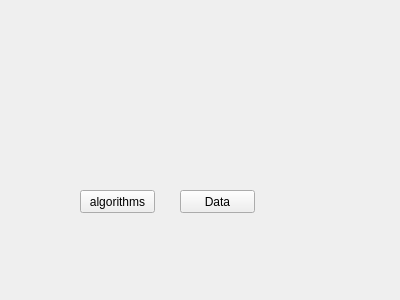
First picture: the form in src/QMainInterface.ui, repository Swistusmen/Geometric-Algorithms, before the edit.
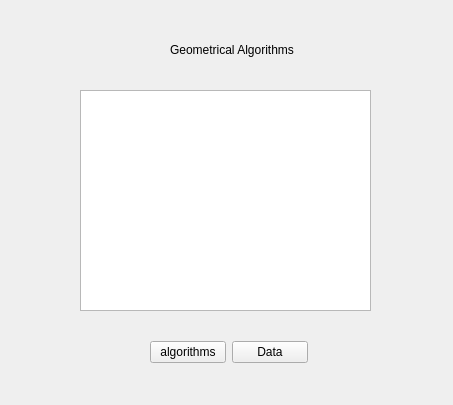
Second picture: the form after the edit.

Diff of the .ui file:
```diff
--- a/src/QMainInterface.ui
+++ b/src/QMainInterface.ui
@@ -6,39 +6,85 @@
    <rect>
     <x>0</x>
     <y>0</y>
-    <width>400</width>
-    <height>300</height>
+    <width>453</width>
+    <height>405</height>
    </rect>
   </property>
   <property name="windowTitle">
    <string>Form</string>
   </property>
-  <widget class="QPushButton" name="algoInterface">
+  <widget class="QGraphicsView" name="WelcomePicture">
    <property name="geometry">
     <rect>
      <x>80</x>
-     <y>190</y>
-     <width>75</width>
-     <height>23</height>
+     <y>90</y>
+     <width>291</width>
+     <height>221</height>
     </rect>
    </property>
-   <property name="text">
-    <string>algorithms</string>
+   <property name="transformationAnchor">
+    <enum>QGraphicsView::AnchorViewCenter</enum>
    </property>
   </widget>
-  <widget class="QPushButton" name="creativInterface">
+  <widget class="QWidget" name="layoutWidget">
    <property name="geometry">
     <rect>
-     <x>180</x>
-     <y>190</y>
-     <width>75</width>
-     <height>23</height>
+     <x>150</x>
+     <y>340</y>
+     <width>158</width>
+     <height>25</height>
     </rect>
    </property>
+   <layout class="QHBoxLayout" name="horizontalLayout">
+    <item>
+     <widget class="QPushButton" name="algoInterface">
+      <property name="text">
+       <string>algorithms</string>
+      </property>
+      <attribute name="buttonGroup">
+       <string notr="true">interfaceButtons</string>
+      </attribute>
+     </widget>
+    </item>
+    <item>
+     <widget class="QPushButton" name="creativInterface">
+      <property name="layoutDirection">
+       <enum>Qt::LeftToRight</enum>
+      </property>
+      <property name="text">
+       <string>Data</string>
+      </property>
+      <attribute name="buttonGroup">
+       <string notr="true">interfaceButtons</string>
+      </attribute>
+     </widget>
+    </item>
+   </layout>
+  </widget>
+  <widget class="QLabel" name="label">
+   <property name="geometry">
+    <rect>
+     <x>170</x>
+     <y>39</y>
+     <width>131</width>
+     <height>21</height>
+    </rect>
+   </property>
    <property name="text">
-    <string>Data</string>
+    <string>Geometrical Algorithms</string>
    </property>
   </widget>
+  <widget class="QWidget" name="verticalLayoutWidget">
+   <property name="geometry">
+    <rect>
+     <x>150</x>
+     <y>310</y>
+     <width>160</width>
+     <height>80</height>
+    </rect>
+   </property>
+   <layout class="QVBoxLayout" name="verticalLayout"/>
+  </widget>
  </widget>
  <resources/>
  <connections/>
```
Left out of the diff: 6 changed lines with no effect on the pictures.
